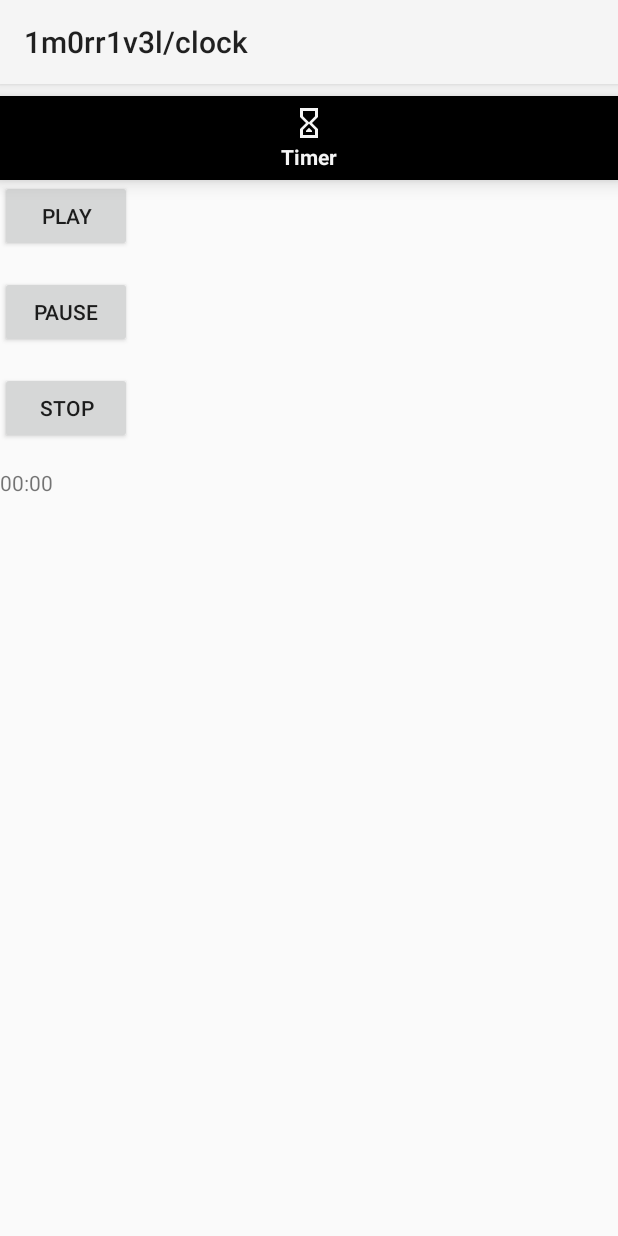
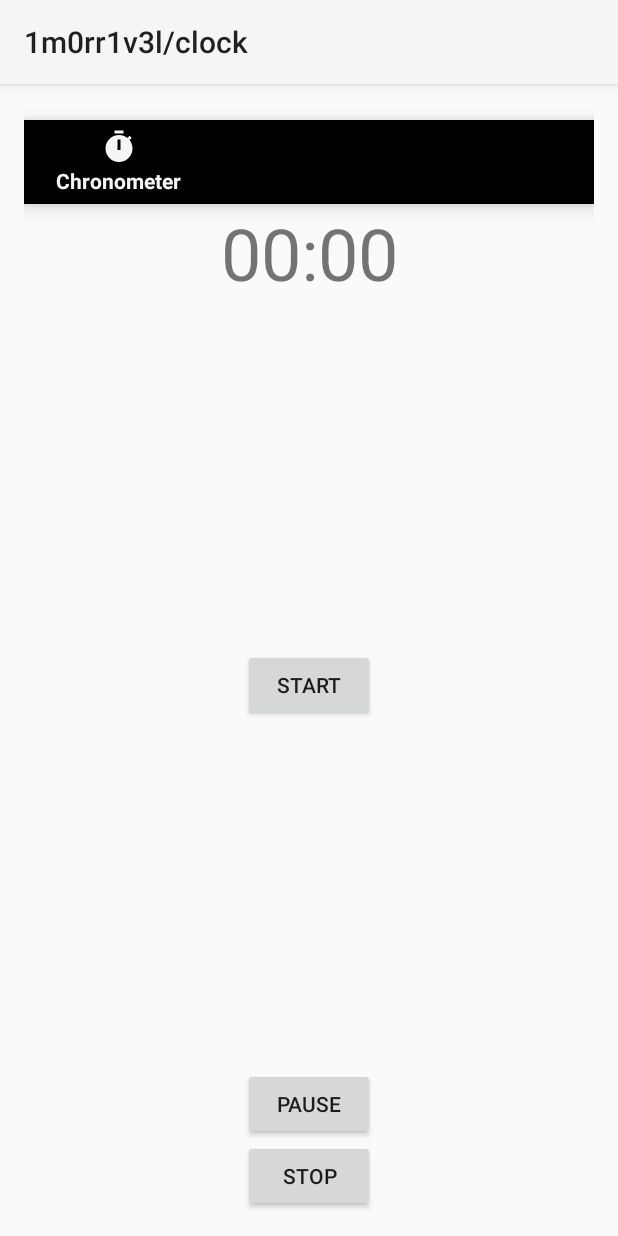
Before and after one commit to 1M0RR1V3L/app-clock, an Android app: the screen it shows after launch (MainActivity before the commit, TimerActivity after it), item 2 of the bottom bar chosen, on a phone screen of 412 x 824 dp. Run offline under Robolectric (Android 15) with nearby library versions, the phone set to English and light mode, and no system bars.

Commit message:
try resolve the problem using activity

```diff
--- a/app/src/main/AndroidManifest.xml
+++ b/app/src/main/AndroidManifest.xml
@@ -16,7 +16,9 @@
         android:supportsRtl="true"
         android:theme="@style/Theme.Clock"
         tools:targetApi="31">
-
+        <activity
+            android:name=".TimerActivity"
+            android:exported="false" />
         <!-- Declaração do serviço TimerService -->
         <service
             android:name=".service.TimerService"
@@ -28,6 +30,7 @@
             android:exported="true">
             <intent-filter>
                 <action android:name="android.intent.action.MAIN" />
+
                 <category android:name="android.intent.category.LAUNCHER" />
             </intent-filter>
         </activity>
--- a/app/src/main/java/com/example/clock/MainActivity.kt
+++ b/app/src/main/java/com/example/clock/MainActivity.kt
@@ -1,5 +1,6 @@
 package com.example.clock
 
+import android.content.Intent
 import android.os.Build
 import android.os.Bundle
 import android.view.WindowInsets
@@ -11,7 +12,6 @@ import androidx.core.view.WindowInsetsCompat
 import androidx.fragment.app.Fragment
 import com.example.clock.fragments.ChronometerFragment
 import com.example.clock.fragments.ClockFragment
-import com.example.clock.fragments.TimerFragment
 import com.google.android.material.bottomnavigation.BottomNavigationView
 
 class MainActivity : AppCompatActivity() {
@@ -31,7 +31,7 @@ class MainActivity : AppCompatActivity() {
             insets
         }
 
-// Fullscreen
+        // Fullscreen
         if (Build.VERSION.SDK_INT >= Build.VERSION_CODES.R) {
             window.insetsController?.apply {
                 hide(WindowInsets.Type.statusBars() or WindowInsets.Type.navigationBars())
@@ -45,22 +45,34 @@ class MainActivity : AppCompatActivity() {
             )
         }
 
-
-        // Configura o BottomNavigationView
+        // Configurar o BottomNavigationView
         bottomNavigationView.setOnItemSelectedListener { item ->
-            val fragment: Fragment = when (item.itemId) {
-                R.id.action_timer -> TimerFragment()
-                R.id.action_chronometer -> ChronometerFragment()
-                R.id.action_clock -> ClockFragment()
-                else -> ClockFragment()  // Default case, shouldn't be reached
+            when (item.itemId) {
+                R.id.action_timer -> {
+                    // Inicia a TimerActivity ao invés do TimerFragment
+                    val intent = Intent(this, TimerActivity::class.java)
+                    startActivity(intent)
+                    true
+                }
+                R.id.action_chronometer -> {
+                    val fragment = ChronometerFragment()
+                    supportFragmentManager.beginTransaction()
+                        .replace(R.id.fragment_container, fragment)
+                        .commit()
+                    true
+                }
+                R.id.action_clock -> {
+                    val fragment = ClockFragment()
+                    supportFragmentManager.beginTransaction()
+                        .replace(R.id.fragment_container, fragment)
+                        .commit()
+                    true
+                }
+                else -> false
             }
-            supportFragmentManager.beginTransaction()
-                .replace(R.id.fragment_container, fragment)
-                .commit()
-            true
         }
 
-        // Exibe o fragmento inicial
+        // Exibir o fragmento inicial
         if (savedInstanceState == null) {
             bottomNavigationView.selectedItemId = R.id.action_clock  // Define o item selecionado
             supportFragmentManager.beginTransaction()
--- /dev/null
+++ b/app/src/main/java/com/example/clock/TimerActivity.kt
@@ -0,0 +1,116 @@
+package com.example.clock
+
+import android.content.Intent
+import android.os.Bundle
+import android.os.Handler
+import android.widget.Button
+import android.widget.TextView
+import androidx.appcompat.app.AppCompatActivity
+import com.google.android.material.bottomnavigation.BottomNavigationView
+
+class TimerActivity : AppCompatActivity() {
+
+    private lateinit var timerTextView: TextView
+    private lateinit var playButton: Button
+    private lateinit var pauseButton: Button
+    private lateinit var stopButton: Button
+
+    private var isRunning = false
+    private var timeInSeconds = 0
+    private val handler = Handler()
+    private val runnable = object : Runnable {
+        override fun run() {
+            if (isRunning) {
+                timeInSeconds++
+                updateTimerText()
+                handler.postDelayed(this, 1000)
+            }
+        }
+    }
+
+    override fun onCreate(savedInstanceState: Bundle?) {
+        super.onCreate(savedInstanceState)
+        setContentView(R.layout.activity_timer)
+
+        timerTextView = findViewById(R.id.timer_text_view)
+        playButton = findViewById(R.id.start_timer_button)
+        pauseButton = findViewById(R.id.pause_timer_button)
+        stopButton = findViewById(R.id.stop_timer_button)
+
+        // Restaurar estado salvo
+        if (savedInstanceState != null) {
+            timeInSeconds = savedInstanceState.getInt("timeInSeconds", 0)
+            isRunning = savedInstanceState.getBoolean("isRunning", false)
+
+            if (isRunning) {
+                handler.post(runnable)
+            }
+        }
+
+        playButton.setOnClickListener {
+            startTimer()
+        }
+
+        pauseButton.setOnClickListener {
+            pauseTimer()
+        }
+
+        stopButton.setOnClickListener {
+            stopTimer()
+        }
+
+        val bottomNavigationView = findViewById<BottomNavigationView>(R.id.bottom_navigation)
+        bottomNavigationView.setOnItemSelectedListener { item ->
+            when (item.itemId) {
+                R.id.action_timer -> {
+                    // Não fazer nada, já estamos na TimerActivity
+                    true
+                }
+  //              R.id.action_chronometer -> {
+  //                  // Inicia a ChronometerActivity
+  //                  val intent = Intent(this, ChronometerActivity::class.java)
+ //                   startActivity(intent)
+//                    true
+ //               }
+                R.id.action_clock -> {
+                    // Inicia a MainActivity
+                    val intent = Intent(this, MainActivity::class.java)
+                    startActivity(intent)
+                    true
+                }
+                else -> false
+            }
+        }
+    }
+
+    override fun onSaveInstanceState(outState: Bundle) {
+        super.onSaveInstanceState(outState)
+        outState.putInt("timeInSeconds", timeInSeconds)
+        outState.putBoolean("isRunning", isRunning)
+    }
+
+    private fun startTimer() {
+        if (!isRunning) {
+            isRunning = true
+            handler.post(runnable)
+        }
+    }
+
+    private fun pauseTimer() {
+        isRunning = false
+        handler.removeCallbacks(runnable)
+    }
+
+    private fun stopTimer() {
+        isRunning = false
+        timeInSeconds = 0
+        handler.removeCallbacks(runnable)
+        updateTimerText()
+    }
+
+    private fun updateTimerText() {
+        val minutes = timeInSeconds / 60
+        val seconds = timeInSeconds % 60
+        timerTextView.text = String.format("%02d:%02d", minutes, seconds)
+    }
+}
--- /dev/null
+++ b/app/src/main/res/layout/activity_timer.xml
@@ -0,0 +1,55 @@
+<?xml version="1.0" encoding="utf-8"?>
+<androidx.constraintlayout.widget.ConstraintLayout xmlns:android="http://schemas.android.com/apk/res/android"
+    android:id="@+id/timer_main"
+    xmlns:app="http://schemas.android.com/apk/res-auto"
+    android:layout_width="match_parent"
+    android:layout_height="match_parent"
+    android:padding="16dp">
+
+    <com.google.android.material.bottomnavigation.BottomNavigationView
+        android:id="@+id/bottom_navigation"
+        android:layout_width="match_parent"
+        android:layout_height="wrap_content"
+        android:layout_marginTop="8dp"
+        app:menu="@menu/bottom_nav_menu"
+        app:layout_constraintTop_toTopOf="parent" />
+
+    <TextView
+        android:id="@+id/timer_text_view"
+        android:layout_width="wrap_content"
+        android:layout_height="wrap_content"
+        android:textSize="48sp"
+        android:text="00:00"
+        app:layout_constraintTop_toBottomOf="@id/bottom_navigation"
+        app:layout_constraintStart_toStartOf="parent"
+        app:layout_constraintEnd_toEndOf="parent" />
+
+    <Button
+        android:id="@+id/start_timer_button"
+        android:layout_width="wrap_content"
+        android:layout_height="wrap_content"
+        android:text="Start"
+        app:layout_constraintTop_toBottomOf="@id/timer_text_view"
+        app:layout_constraintStart_toStartOf="parent"
+        app:layout_constraintEnd_toEndOf="parent"
+        app:layout_constraintBottom_toTopOf="@id/pause_timer_button" />
+
+    <Button
+        android:id="@+id/pause_timer_button"
+        android:layout_width="wrap_content"
+        android:layout_height="wrap_content"
+        android:text="Pause"
+        app:layout_constraintStart_toStartOf="parent"
+        app:layout_constraintEnd_toEndOf="parent"
+        app:layout_constraintBottom_toTopOf="@id/stop_timer_button" />
+
+    <Button
+        android:id="@+id/stop_timer_button"
+        android:layout_width="wrap_content"
+        android:layout_height="wrap_content"
+        android:text="Stop"
+        app:layout_constraintBottom_toBottomOf="parent"
+        app:layout_constraintStart_toStartOf="parent"
+        app:layout_constraintEnd_toEndOf="parent" />
+
+</androidx.constraintlayout.widget.ConstraintLayout>
```
